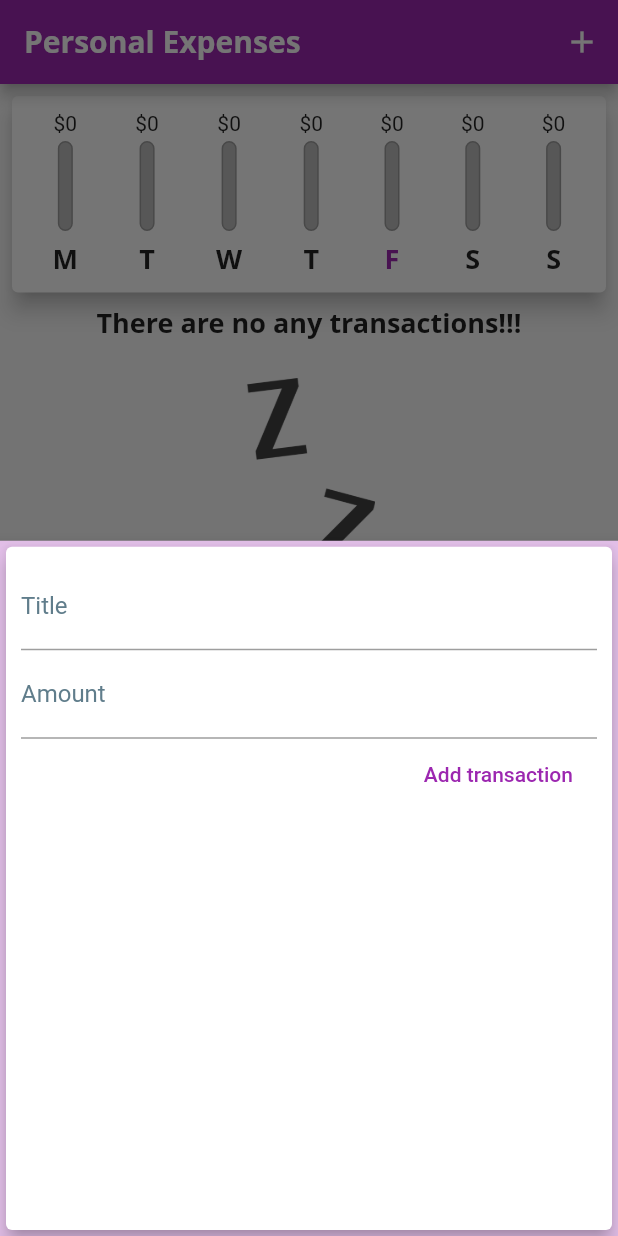
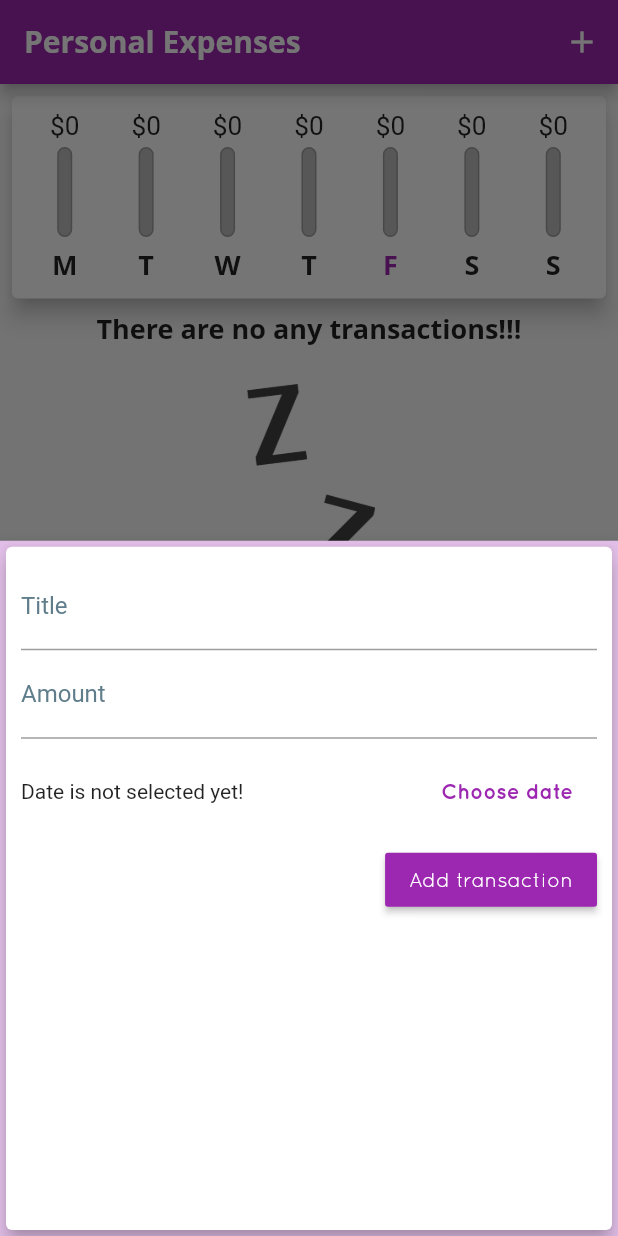
Before and after one commit to Reyst/personal_expenses, a Flutter app: the screen it shows after launch, after a tap on the "add" icon, on a phone screen of 412 x 824 dp. Run offline on Flutter 3.47's test engine with Material 2 defaults, Android fonts, the phone set to English and light mode, and no system bars.

Commit message:
Final version

```diff
--- a/lib/main.dart
+++ b/lib/main.dart
@@ -26,6 +26,7 @@ class MyApp extends StatelessWidget {
                 fontSize: 18.0,
                 fontWeight: FontWeight.bold,
               ),
+              button: TextStyle(color: Colors.white),
             ),
         appBarTheme: AppBarTheme(
           textTheme: ThemeData.light().textTheme.copyWith(
@@ -71,15 +72,21 @@ class _MyHomePageState extends State<MyHomePage> {
     return _transactions.where((tx) => tx.date.isAfter(border)).toList(growable: false);
   }
 
-  void _addTx(String title, double amount) {
+  void _addTx(String title, double amount, DateTime date) {
     final newTx = Transaction(
       title: title,
       amount: amount,
-      date: DateTime.now(),
+      date: date,
       id: _getId(),
     );
     setState(() => _transactions.add(newTx));
   }
+
+
+  void _removeTransaction(String txId) {
+    setState(() => _transactions.removeWhere((tx) => tx.id == txId));
+  }
+
 
   void _showAddTxDialog(BuildContext context) {
     showModalBottomSheet(
@@ -134,7 +141,10 @@ class _MyHomePageState extends State<MyHomePage> {
     if (_transactions.isEmpty)
       result = TransactionListHolder();
     else
-      result = TransactionList(transactions: _transactions);
+      result = TransactionList(
+        transactions: _transactions,
+        removeAction: _removeTransaction,
+      );
 
     return result;
   }
--- a/lib/widgets/add_transaction.dart
+++ b/lib/widgets/add_transaction.dart
@@ -1,26 +1,29 @@
 import 'package:flutter/material.dart';
+import 'package:intl/intl.dart';
 
 class NewTransaction extends StatefulWidget {
-
-  final Function(String, double) addAction;
+  final Function(String, double, DateTime) addAction;
 
   NewTransaction({Key key, this.addAction}) : super(key: key);
 
   @override
   _NewTransactionState createState() => _NewTransactionState();
-
 }
 
 class _NewTransactionState extends State<NewTransaction> {
   final _titleController = TextEditingController();
+  final _amountController = TextEditingController();
+  DateTime _selectedDate;
 
-  final _amountController = TextEditingController();
+  String get _strSelectedDate {
+    return _selectedDate == null ? 'Date is not selected yet!' : DateFormat.yMMMd().format(_selectedDate);
+  }
 
   void _submitData() {
     var title = _titleController.text;
     var amount = double.tryParse(_amountController.text) ?? 0.0;
-    if (title.isNotEmpty && amount > 0) {
-      widget.addAction(title, amount);
+    if (title.isNotEmpty && amount > 0 && _selectedDate != null) {
+      widget.addAction(title, amount, _selectedDate);
 
       Navigator.of(context).pop();
     }
@@ -46,9 +49,30 @@ class _NewTransactionState extends State<NewTransaction> {
               keyboardType: TextInputType.numberWithOptions(decimal: true),
               onSubmitted: (_) => _submitData(),
             ),
-            FlatButton(
-              child: Text('Add transaction'),
-              textColor: Theme.of(context).primaryColor,
+            Container(
+              height: 70,
+              child: Row(
+                children: [
+                  Expanded(child: Text(_strSelectedDate)),
+                  FlatButton(
+                    child: Text(
+                      'Choose date',
+                      style: TextStyle(
+                        color: Theme.of(context).primaryColor,
+                        fontWeight: FontWeight.bold,
+                      ),
+                    ),
+                    onPressed: _showDatePicker,
+                  ),
+                ],
+              ),
+            ),
+            RaisedButton(
+              color: Theme.of(context).primaryColor,
+              child: Text(
+                'Add transaction',
+                style: Theme.of(context).textTheme.button,
+              ),
               onPressed: _submitData,
             )
           ],
@@ -56,4 +80,21 @@ class _NewTransactionState extends State<NewTransaction> {
       ),
     );
   }
+
+  void _showDatePicker() {
+    showDatePicker(
+      context: context,
+      initialDate: _selectedDate == null ? DateTime.now() : _selectedDate,
+      firstDate: DateTime(DateTime.now().year - 1),
+      lastDate: DateTime.now(),
+    ).then((date) => _updateSelectedDate(date));
+  }
+
+  void _updateSelectedDate(DateTime newDate) {
+    if (newDate != null) {
+      setState(() {
+        _selectedDate = newDate;
+      });
+    }
+  }
 }
--- a/lib/widgets/chart_bar.dart
+++ b/lib/widgets/chart_bar.dart
@@ -23,8 +23,11 @@ class ChartBar extends StatelessWidget {
         margin: EdgeInsets.all(2),
         child: Column(
           children: [
-            FittedBox(
-              child: Text("\$${dayAmount.toStringAsFixed(0)}"),
+            Container(
+              height: 20,
+              child: FittedBox(
+                child: Text("\$${dayAmount.toStringAsFixed(0)}"),
+              ),
             ),
             SizedBox(height: 4),
             Container(
```
Also changed, not shown: lib/widgets/transaction_list.dart (+10 -6 lines).
